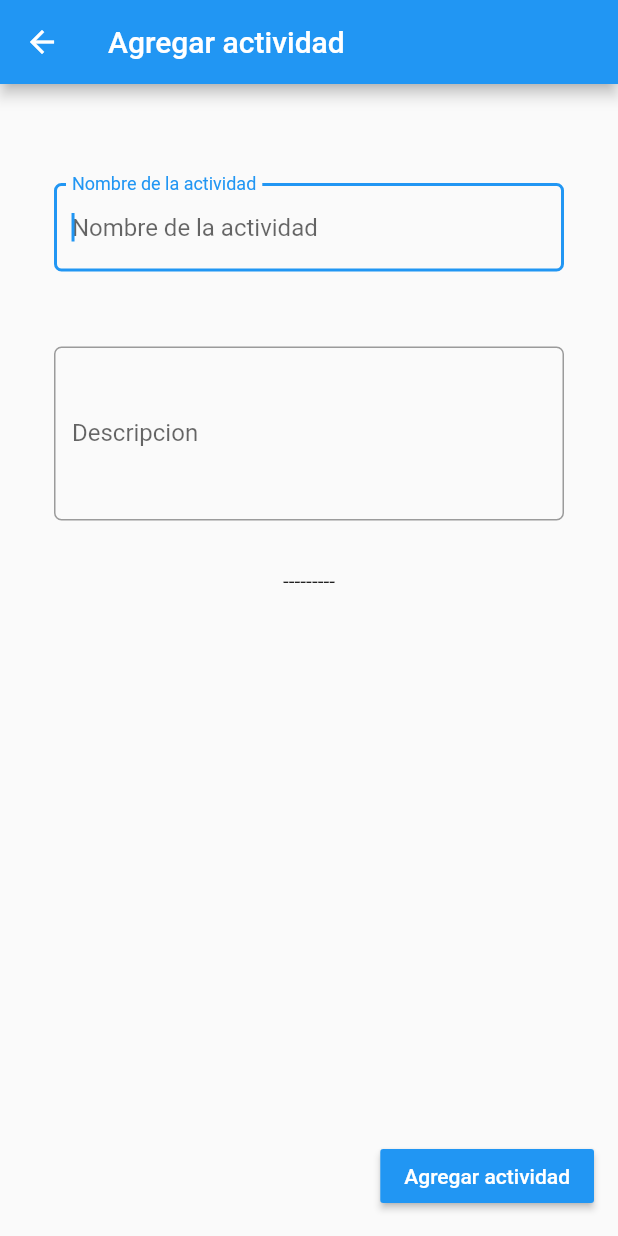
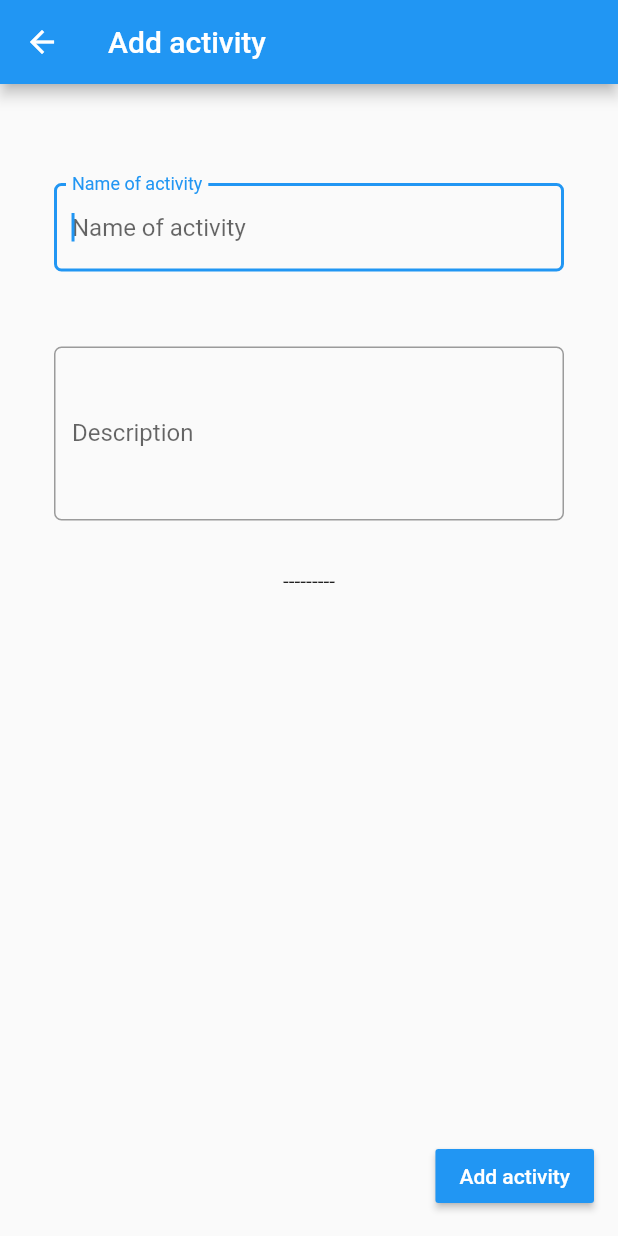
Before and after one commit to JamesMorales04/BigOrganizer, a Flutter app: the AgregarActividad screen opened directly, on a phone screen of 412 x 824 dp. Run offline on Flutter 3.47's test engine with Material 2 defaults, Android fonts, the phone set to English and light mode, and no system bars; our stand-ins replace cloud_firestore, firebase_auth, flutter_datetime_picker, shared_preferences, table_calendar; missing offline and left inert: flutter_country_picker; accounts and stored records are empty.

Commit message:
Look and translation
Cambios al codigo de hawasly, adición de traducciones, cambios a los colores del menú principal

```diff
--- a/big_organizer/assets/locale/locale_en.json
+++ b/big_organizer/assets/locale/locale_en.json
@@ -50,6 +50,16 @@
     "message_nothing_here": "Nothing to see here",
     "message_alternative_login": "Or login with",
 
-    "message_select_language": "Select language"
+    "message_select_language": "Select language",
 
+    "message_loading": "Loading",
+    "message_sent": "Sent",
+
+    "activity_name": "Name of activity",
+    "activity_description": "Description",
+    "activity_add": "Add activity",
+    "activity_delete": "Delete",
+    "activity_day": "Day",
+    "activity_day_not_selected": "Not selected",
+    "activity_empty": "No activities"
   }
--- a/big_organizer/assets/locale/locale_es.json
+++ b/big_organizer/assets/locale/locale_es.json
@@ -50,6 +50,17 @@
   "message_nothing_here": "Nada que ver aquí",
   "message_alternative_login": "O inicia con",
 
-  "message_select_language": "Seleccionar idioma"
+  "message_select_language": "Seleccionar idioma",
+
+  "message_loading": "Cargando",
+  "message_sent": "Enviado",
+
+  "activity_name": "Nombre de la actividad",
+  "activity_description": "Descripción",
+  "activity_add": "Agregar actividad",
+  "activity_delete": "Borrar",
+  "activity_day": "Día",
+  "activity_day_not_selected": "No seleccionado",
+  "activity_empty": "No hay actividades"
 
 }
--- a/big_organizer/assets/locale/locale_pt.json
+++ b/big_organizer/assets/locale/locale_pt.json
@@ -50,6 +50,17 @@
     "message_nothing_here": "Nada para ver aqui",
     "message_alternative_login": "Ou faça login com",
 
-    "message_select_language": "Selecionar idioma"
+    "message_select_language": "Selecionar idioma",
+
+    "message_loading": "Carregando",
+    "message_sent": "Enviei",
+
+    "activity_name": "Nome da atividade",
+    "activity_description": "Descrição",
+    "activity_add": "Adicionar atividade",
+    "activity_delete": "Excluir",
+    "activity_day": "Dia",
+    "activity_day_not_selected": "Não selecionado",
+    "activity_empty": "Nenhuma atividade"
 
   }
--- a/big_organizer/lib/Frontend/Actividades/Actividades.dart
+++ b/big_organizer/lib/Frontend/Actividades/Actividades.dart
@@ -26,7 +26,7 @@ class _ActividadesState extends State<Actividades> {
         switch (snapshot.connectionState) {
           case ConnectionState.none:
           case ConnectionState.waiting:
-            return Text('loading');
+            return Text(allTranslations.text('message_loading'));
           default:
             if (snapshot.hasError) {
               return Text('Error: ${snapshot.error}');
@@ -58,10 +58,9 @@ class _ActividadesState extends State<Actividades> {
 
   Widget createListView(BuildContext context, AsyncSnapshot snapshot) {
     List<Actividad> values = snapshot.data;
-    return ListView.builder(
+    return values.isEmpty ? Center(child: Text(allTranslations.text("activity_empty"))) : ListView.builder(
       itemCount: values.length,
       itemBuilder: (BuildContext context, int index) {
-
         return Column(
           children: <Widget>[
             Card(
@@ -73,7 +72,7 @@ class _ActividadesState extends State<Actividades> {
                     new ListTile(
                       title: new Text(values[index].name),
                       subtitle: new Text(
-                          'Descrpcion: ${values[index].description} \nDia:${values[index].diaSeleccionado}'),
+                          '${allTranslations.text("activity_description")}: ${values[index].description} \n${allTranslations.text("activity_day")}:${values[index].diaSeleccionado}'),
                       leading: new Icon(Icons.calendar_today),
                       onTap: () {
                         //
@@ -85,19 +84,9 @@ class _ActividadesState extends State<Actividades> {
                         child: FlatButton(
                           onPressed: () {
                             deleteActividad(values[index].id);
-                            Navigator.push(
-                              context,
-                              MaterialPageRoute(
-                                  builder: (context) => Actividades(
-                                    auth: widget.auth,
-                                    userId: widget.userId,
-                                    diaSeleccionado: values[index].diaSeleccionado,
-                                    bl: true,
-                                  )
-                              ),
-                            );
+                            setState((){});
                           },
-                          child: Text('Eliminar'),
+                          child: Text(allTranslations.text("activity_delete")),
                           color: Colors.blue[400],
                         ),
                       )
@@ -177,7 +166,7 @@ class _AgregarActividadState extends State<AgregarActividad> {
     return Scaffold(
       floatingActionButton: aceptarButton(),
       appBar: AppBar(
-        title: Text('Agregar actividad'),
+        title: Text(allTranslations.text("activity_add")),
       ),
       body:
           Column(children: <Widget>[_entrys(), Text(test), Text('---------')]),
@@ -206,8 +195,8 @@ class _AgregarActividadState extends State<AgregarActividad> {
         keyboardType: TextInputType.text,
         autofocus: true,
         decoration: new InputDecoration(
-            labelText: 'Nombre de la actividad',
-            hintText: 'Nombre de la actividad',
+            labelText: allTranslations.text("activity_name"),
+            hintText: allTranslations.text("activity_name"),
             border:
                 OutlineInputBorder(borderRadius: BorderRadius.circular(5.0))),
       ),
@@ -223,8 +212,8 @@ class _AgregarActividadState extends State<AgregarActividad> {
           keyboardType: TextInputType.text,
           autofocus: false,
           decoration: new InputDecoration(
-            labelText: 'Descripcion',
-            hintText: 'Descripcion',
+            labelText: allTranslations.text("activity_description"),
+            hintText: allTranslations.text("activity_description"),
             border:
                 OutlineInputBorder(borderRadius: BorderRadius.circular(5.0)),
           ),
@@ -238,7 +227,7 @@ class _AgregarActividadState extends State<AgregarActividad> {
           child: new RaisedButton(
         color: Colors.blue,
         textColor: Colors.white,
-        child: Text('Agregar actividad'),
+        child: Text(allTranslations.text("activity_add")),
         onPressed: () {
           setState(() {
             _name = textControlerName.text;
@@ -246,14 +235,15 @@ class _AgregarActividadState extends State<AgregarActividad> {
             _userId = widget.userId;
             _diaSeleccionado = widget.diaSeleccionado.toString();
             if(widget.diaSeleccionado==null){
-              _diaSeleccionado = ' no establecido';
+              _diaSeleccionado = allTranslations.text("activity_day_not_selected");
             }
-            _icon = "hola soy un icono";
-            test = 'Enviado';
+            _icon = "Internal icon test";
+            test = allTranslations.text("message_sent");
           });
           enviaActividadBd(
             _userId, _id, _name, _icon, _description, _diaSeleccionado
           );
+          Navigator.of(context).pop();
         },
       )),
     );
--- a/big_organizer/lib/Frontend/Menu/Settings.dart
+++ b/big_organizer/lib/Frontend/Menu/Settings.dart
@@ -27,8 +27,8 @@ class _SettingsState extends State<Settings> {
             onChanged: (String value) {
               valor = value;
               allTranslations.setNewLanguage(value);
+              setState((){});
               Navigator.of(context).pop();
-              setState((){});
             },
           ),
     );
```
Also changed, not shown: big_organizer/lib/Frontend/Login/Register.dart (+0 -15 lines), big_organizer/lib/Frontend/Menu/Menu.dart (+4 -7 lines).
